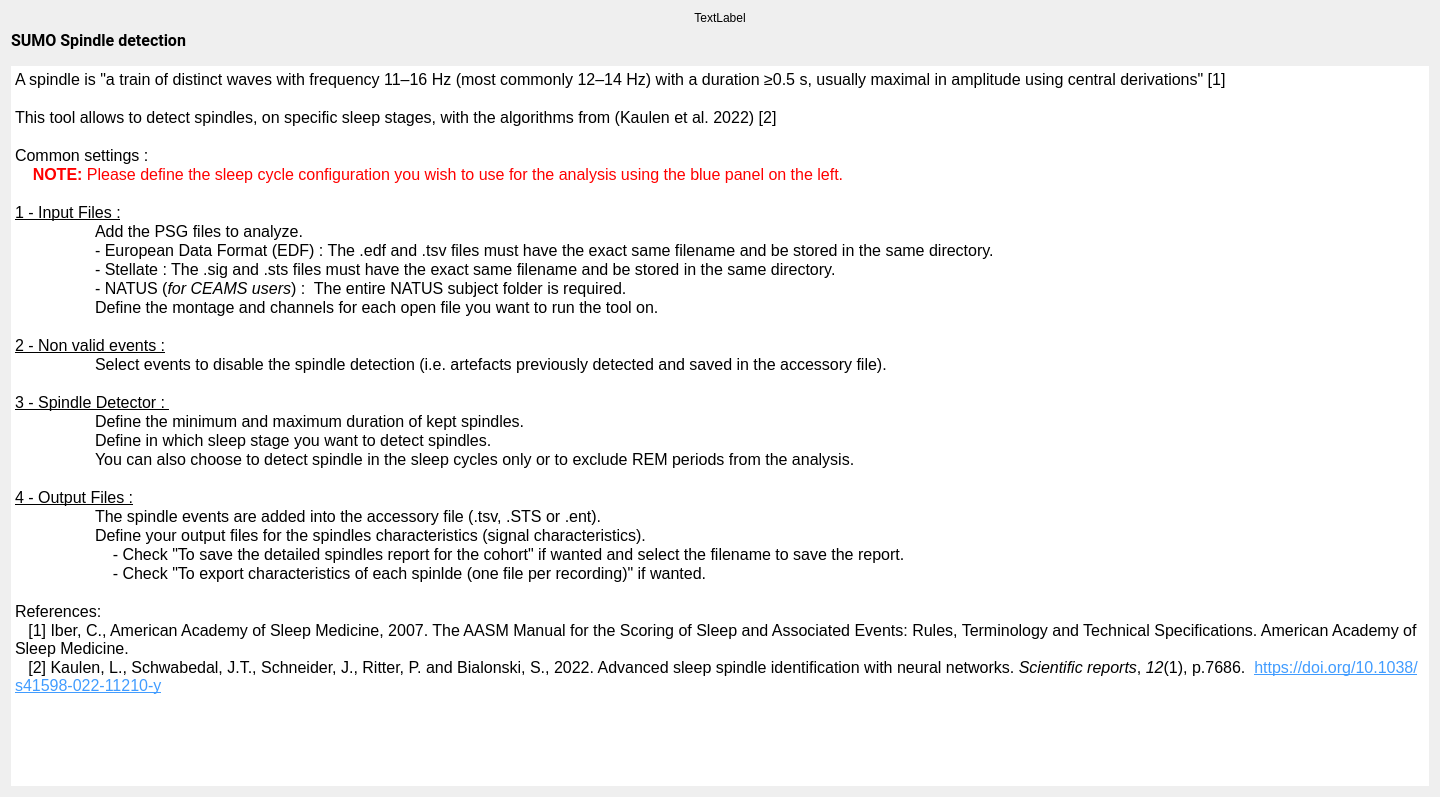
This is tools/CEAMSTools/SpindleDetectionSumo/SpindleDetectionDoc/Ui_SpindleDetectionDoc.ui in SnoozToolbox/snooz-package-ceams as Qt 5 draws it before an edit. The edited form follows.
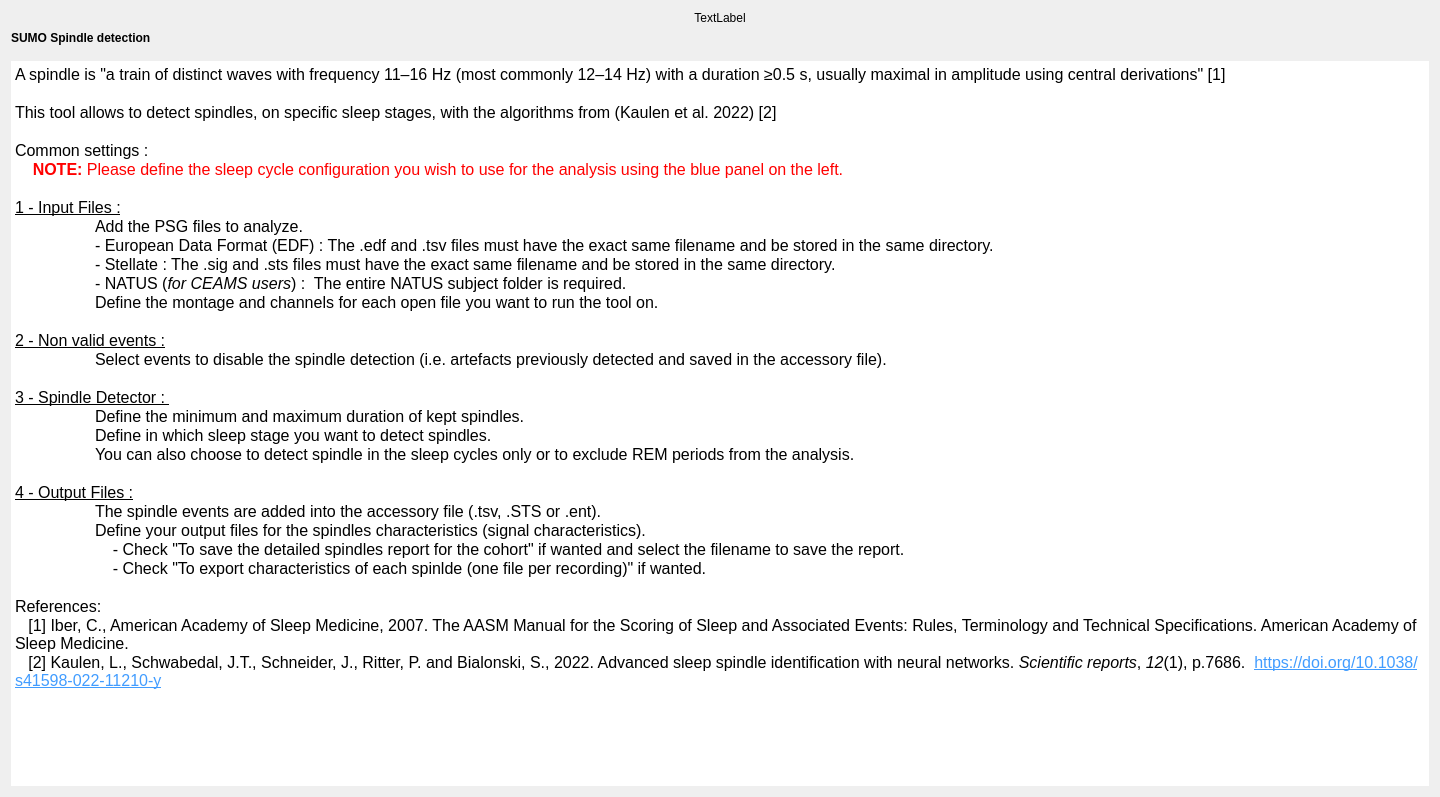
This is the edited form.

Commit message: Font step 4: forms without fonts of their own, look kept

Diff of the .ui file:
```diff
--- a/tools/CEAMSTools/SpindleDetectionSumo/SpindleDetectionDoc/Ui_SpindleDetectionDoc.ui
+++ b/tools/CEAMSTools/SpindleDetectionSumo/SpindleDetectionDoc/Ui_SpindleDetectionDoc.ui
@@ -13,9 +13,6 @@
   <property name="windowTitle">
    <string/>
   </property>
-  <property name="styleSheet">
-   <string notr="true">font: 12pt &quot;Roboto&quot;;</string>
-  </property>
   <layout class="QVBoxLayout" name="verticalLayout_2">
    <item>
     <widget class="QLabel" name="spindle_image">
@@ -33,8 +30,6 @@
       <widget class="QLabel" name="label">
        <property name="font">
         <font>
-         <family>Roboto</family>
-         <pointsize>12</pointsize>
          <italic>false</italic>
          <bold>false</bold>
         </font>
@@ -81,7 +76,7 @@
 hr { height: 1px; border-width: 0; }
 li.unchecked::marker { content: &quot;\2610&quot;; }
 li.checked::marker { content: &quot;\2612&quot;; }
-&lt;/style&gt;&lt;/head&gt;&lt;body style=&quot; font-family:'Roboto'; font-size:12pt; font-weight:400; font-style:normal;&quot;&gt;
+&lt;/style&gt;&lt;/head&gt;&lt;body style=&quot; font-size:12pt; font-weight:400; font-style:normal;&quot;&gt;
 &lt;p style=&quot; margin-top:0px; margin-bottom:0px; margin-left:0px; margin-right:0px; -qt-block-indent:0; text-indent:0px;&quot;&gt;A spindle is &amp;quot;a train of distinct waves with frequency 11–16 Hz (most commonly 12–14 Hz) with a duration ≥0.5 s, usually maximal in amplitude using central derivations&amp;quot; [1]&lt;/p&gt;
 &lt;p style=&quot;-qt-paragraph-type:empty; margin-top:0px; margin-bottom:0px; margin-left:0px; margin-right:0px; -qt-block-indent:0; text-indent:0px;&quot;&gt;&lt;br /&gt;&lt;/p&gt;
 &lt;p style=&quot; margin-top:0px; margin-bottom:0px; margin-left:0px; margin-right:0px; -qt-block-indent:0; text-indent:0px;&quot;&gt;This tool allows to detect spindles, on specific sleep stages, with the algorithms from (Kaulen et al. 2022) [2]&lt;/p&gt;
@@ -91,9 +86,9 @@
 &lt;p style=&quot;-qt-paragraph-type:empty; margin-top:0px; margin-bottom:0px; margin-left:0px; margin-right:0px; -qt-block-indent:0; text-indent:0px;&quot;&gt;&lt;br /&gt;&lt;/p&gt;
 &lt;p style=&quot; margin-top:0px; margin-bottom:0px; margin-left:0px; margin-right:0px; -qt-block-indent:0; text-indent:0px;&quot;&gt;&lt;span style=&quot; text-decoration: underline;&quot;&gt;1 - Input Files :&lt;/span&gt;&lt;/p&gt;
 &lt;p style=&quot; margin-top:0px; margin-bottom:0px; margin-left:0px; margin-right:0px; -qt-block-indent:0; text-indent:0px;&quot;&gt;	Add the PSG files to analyze.&lt;/p&gt;
-&lt;p style=&quot; margin-top:0px; margin-bottom:0px; margin-left:0px; margin-right:0px; -qt-block-indent:0; text-indent:0px;&quot;&gt;&lt;span style=&quot; font-family:'Roboto-Regular';&quot;&gt;   	- European Data Format (EDF) : The .edf and .tsv files must have the exact same filename and be stored in the same directory.&lt;/span&gt;&lt;/p&gt;
-&lt;p style=&quot; margin-top:0px; margin-bottom:0px; margin-left:0px; margin-right:0px; -qt-block-indent:0; text-indent:0px;&quot;&gt;&lt;span style=&quot; font-family:'Roboto-Regular';&quot;&gt;   	- Stellate : The .sig and .sts files must have the exact same filename and be stored in the same directory.&lt;/span&gt;&lt;/p&gt;
-&lt;p style=&quot; margin-top:0px; margin-bottom:0px; margin-left:0px; margin-right:0px; -qt-block-indent:0; text-indent:0px;&quot;&gt;&lt;span style=&quot; font-family:'Roboto-Regular';&quot;&gt;   	- NATUS (&lt;/span&gt;&lt;span style=&quot; font-family:'Roboto-Regular'; font-style:italic;&quot;&gt;for CEAMS users&lt;/span&gt;&lt;span style=&quot; font-family:'Roboto-Regular';&quot;&gt;) : &lt;/span&gt;&lt;span style=&quot; font-family:'MS Shell Dlg 2';&quot;&gt; The entire NATUS subject folder is required.&lt;/span&gt;&lt;/p&gt;
+&lt;p style=&quot; margin-top:0px; margin-bottom:0px; margin-left:0px; margin-right:0px; -qt-block-indent:0; text-indent:0px;&quot;&gt;&lt;span style=&quot;&quot;&gt;   	- European Data Format (EDF) : The .edf and .tsv files must have the exact same filename and be stored in the same directory.&lt;/span&gt;&lt;/p&gt;
+&lt;p style=&quot; margin-top:0px; margin-bottom:0px; margin-left:0px; margin-right:0px; -qt-block-indent:0; text-indent:0px;&quot;&gt;&lt;span style=&quot;&quot;&gt;   	- Stellate : The .sig and .sts files must have the exact same filename and be stored in the same directory.&lt;/span&gt;&lt;/p&gt;
+&lt;p style=&quot; margin-top:0px; margin-bottom:0px; margin-left:0px; margin-right:0px; -qt-block-indent:0; text-indent:0px;&quot;&gt;&lt;span style=&quot;&quot;&gt;   	- NATUS (&lt;/span&gt;&lt;span style=&quot; font-style:italic;&quot;&gt;for CEAMS users&lt;/span&gt;&lt;span style=&quot;&quot;&gt;) : &lt;/span&gt;&lt;span style=&quot;&quot;&gt; The entire NATUS subject folder is required.&lt;/span&gt;&lt;/p&gt;
 &lt;p style=&quot; margin-top:0px; margin-bottom:0px; margin-left:0px; margin-right:0px; -qt-block-indent:0; text-indent:0px;&quot;&gt;   	Define the montage and channels for each open file you want to run the tool on.&lt;/p&gt;
 &lt;p style=&quot;-qt-paragraph-type:empty; margin-top:0px; margin-bottom:0px; margin-left:0px; margin-right:0px; -qt-block-indent:0; text-indent:0px;&quot;&gt;&lt;br /&gt;&lt;/p&gt;
 &lt;p style=&quot; margin-top:0px; margin-bottom:0px; margin-left:0px; margin-right:0px; -qt-block-indent:0; text-indent:0px;&quot;&gt;&lt;span style=&quot; text-decoration: underline;&quot;&gt;2 - Non valid events :&lt;/span&gt;&lt;/p&gt;
@@ -112,7 +107,7 @@
 &lt;p style=&quot;-qt-paragraph-type:empty; margin-top:0px; margin-bottom:0px; margin-left:0px; margin-right:0px; -qt-block-indent:0; text-indent:0px;&quot;&gt;&lt;br /&gt;&lt;/p&gt;
 &lt;p style=&quot; margin-top:0px; margin-bottom:0px; margin-left:0px; margin-right:0px; -qt-block-indent:0; text-indent:0px;&quot;&gt;References:&lt;/p&gt;
 &lt;p style=&quot; margin-top:0px; margin-bottom:0px; margin-left:0px; margin-right:0px; -qt-block-indent:0; text-indent:0px;&quot;&gt;   [1] Iber, C., American Academy of Sleep Medicine, 2007. The AASM Manual for the Scoring of Sleep and Associated Events: Rules, Terminology and Technical Specifications. American Academy of Sleep Medicine. &lt;/p&gt;
-&lt;p style=&quot; margin-top:0px; margin-bottom:0px; margin-left:0px; margin-right:0px; -qt-block-indent:0; text-indent:0px;&quot;&gt;   [2] &lt;span style=&quot; font-family:'Helvetica Neue';&quot;&gt;Kaulen, L., Schwabedal, J.T., Schneider, J., Ritter, P. and Bialonski, S., 2022. Advanced sleep spindle identification with neural networks. &lt;/span&gt;&lt;span style=&quot; font-family:'Helvetica Neue'; font-style:italic;&quot;&gt;Scientific reports&lt;/span&gt;&lt;span style=&quot; font-family:'Helvetica Neue';&quot;&gt;, &lt;/span&gt;&lt;span style=&quot; font-family:'Helvetica Neue'; font-style:italic;&quot;&gt;12&lt;/span&gt;&lt;span style=&quot; font-family:'Helvetica Neue';&quot;&gt;(1), p.7686.&lt;/span&gt;  &lt;a href=&quot;https://doi.org/10.1038/s41598-022-11210-y&quot;&gt;&lt;span style=&quot; font-family:'Helvetica Neue'; text-decoration: underline; color:#419cff;&quot;&gt;https://doi.org/10.1038/s41598-022-11210-y&lt;/span&gt;&lt;/a&gt; &lt;/p&gt;&lt;/body&gt;&lt;/html&gt;</string>
+&lt;p style=&quot; margin-top:0px; margin-bottom:0px; margin-left:0px; margin-right:0px; -qt-block-indent:0; text-indent:0px;&quot;&gt;   [2] &lt;span style=&quot;&quot;&gt;Kaulen, L., Schwabedal, J.T., Schneider, J., Ritter, P. and Bialonski, S., 2022. Advanced sleep spindle identification with neural networks. &lt;/span&gt;&lt;span style=&quot; font-style:italic;&quot;&gt;Scientific reports&lt;/span&gt;&lt;span style=&quot;&quot;&gt;, &lt;/span&gt;&lt;span style=&quot; font-style:italic;&quot;&gt;12&lt;/span&gt;&lt;span style=&quot;&quot;&gt;(1), p.7686.&lt;/span&gt;  &lt;a href=&quot;https://doi.org/10.1038/s41598-022-11210-y&quot;&gt;&lt;span style=&quot; text-decoration: underline; color:#419cff;&quot;&gt;https://doi.org/10.1038/s41598-022-11210-y&lt;/span&gt;&lt;/a&gt; &lt;/p&gt;&lt;/body&gt;&lt;/html&gt;</string>
        </property>
       </widget>
      </item>
```
The commit also changes 427 other files.
